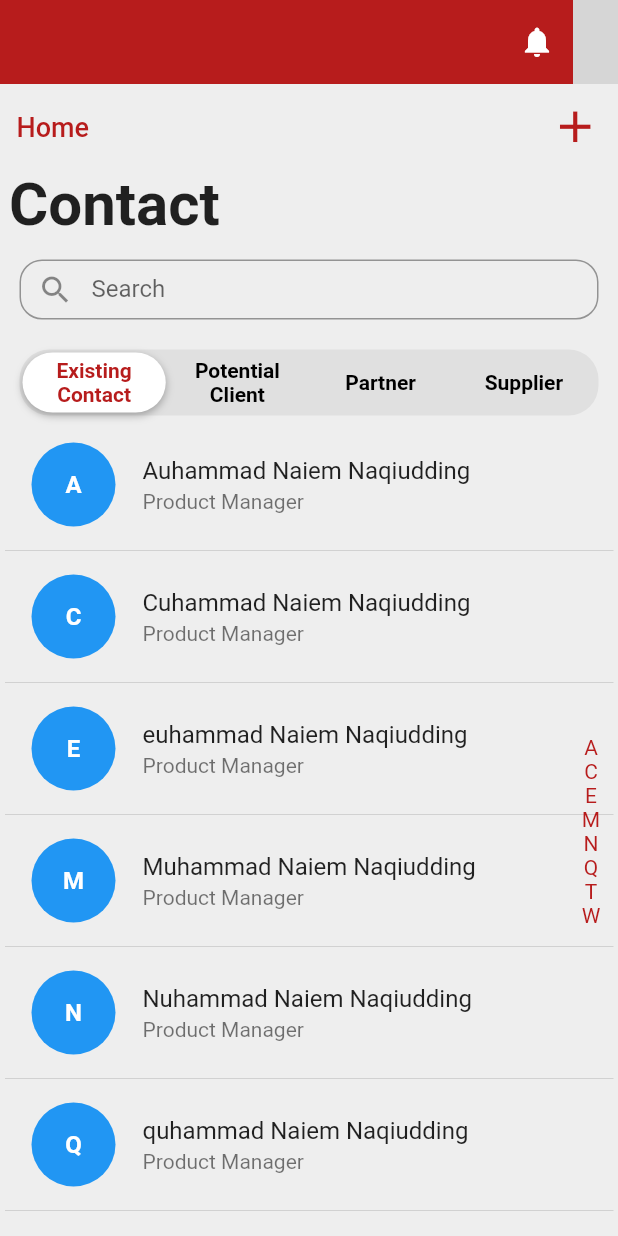
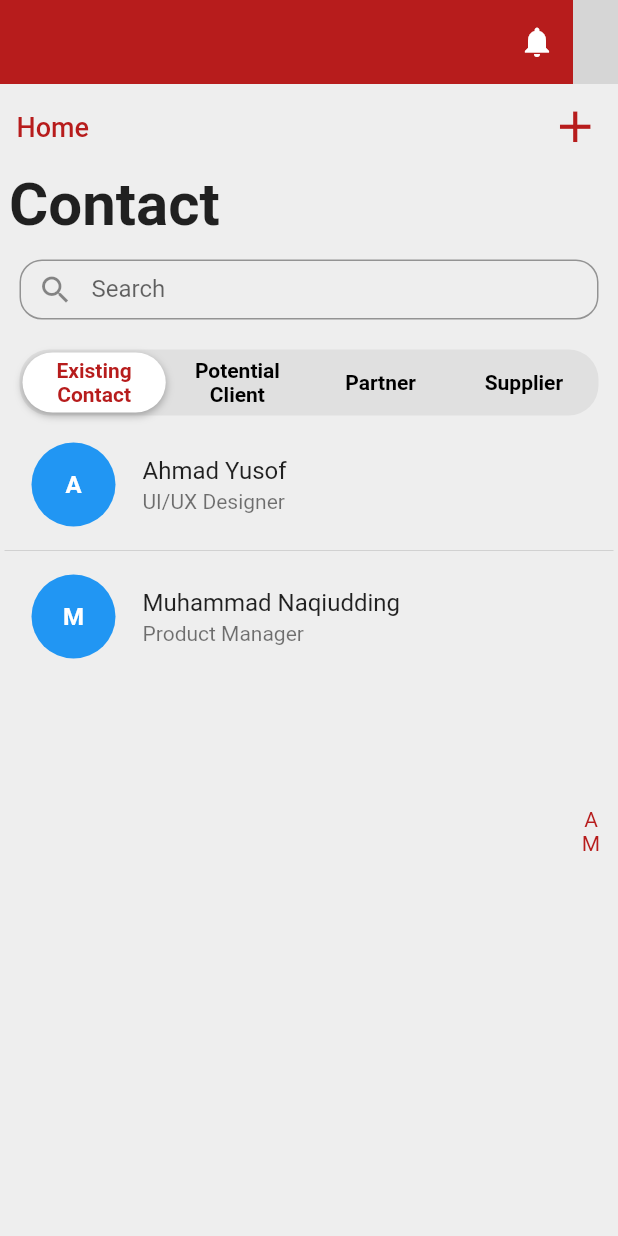
Before and after one commit to najwanhazim/Customer-Relationship-Management, a Flutter app: the screen it shows after launch, on a phone screen of 412 x 824 dp. Run offline on Flutter 3.47's test engine with Material 2 defaults, Android fonts, the phone set to English and light mode, and no system bars; drawn by our look-alikes of azlistview, custom_sliding_segmented_control; our stand-ins replace pie_chart, reactive_forms; missing offline and left inert: bottom_sheet, simple_speed_dial; network calls fail; grey boxes are pictures that could not be loaded.

Commit message:
view and edit contact

```diff
--- a/crm/lib/db/contact.dart
+++ b/crm/lib/db/contact.dart
@@ -1,11 +1,19 @@
 import 'package:azlistview/azlistview.dart';
 
 class Contact extends ISuspensionBean {
-  final String name;
-  final String role;
+  final String firstName;
+  final String lastName;
+  final String company;
+  final String position;
+  final String phone;
+  final String email;
+  final String salutation;
+  final String contactType;
+  final String? source;
+  final String? notes;
   final String tag;
 
-  Contact({required this.name, required this.role, required this.tag});
+  Contact({required this.firstName, required this.lastName, required this.company, required this.position, required this.phone, required this.email, required this.salutation, required this.contactType, this.source, this.notes, required this.tag});
 
   @override
   String getSuspensionTag() => tag;
--- a/crm/lib/utils/app_theme_constant.dart
+++ b/crm/lib/utils/app_theme_constant.dart
@@ -27,6 +27,7 @@ class AppTheme {
   static const EdgeInsets padding10 = EdgeInsets.all(10.0);
   static const EdgeInsets paddingTepi = EdgeInsets.fromLTRB(15, 0, 15, 0);
   static const EdgeInsets padding = EdgeInsets.fromLTRB(15, 10, 15, 10);
+  static const EdgeInsets paddingTop = EdgeInsets.fromLTRB(0, 5, 0, 5);
 
   //sizedBox
   static const SizedBox box10 = SizedBox(
@@ -51,6 +52,14 @@ class AppTheme {
     endIndent: AppTheme.radius15,
   );
 
+  //radius
+  static const Decoration bottomSheet = BoxDecoration(
+    color: Colors.white,
+    borderRadius: BorderRadius.vertical(
+      top: Radius.circular(30),
+    ),
+  );
+
   static double screenHeight(BuildContext context) {
     return MediaQuery.of(context).size.height;
   }
@@ -60,6 +69,7 @@ class AppTheme {
   }
 
   static double usableHeight(BuildContext context) {
-    return MediaQuery.of(context).size.height - MediaQuery.of(context).padding.top ;
+    return MediaQuery.of(context).size.height -
+        MediaQuery.of(context).padding.top;
   }
 }
--- a/crm/lib/view/contact/contact_home_page.dart
+++ b/crm/lib/view/contact/contact_home_page.dart
@@ -2,7 +2,7 @@ import 'package:azlistview/azlistview.dart';
 import 'package:bottom_sheet/bottom_sheet.dart';
 import 'package:crm/utils/app_theme_constant.dart';
 import 'package:crm/utils/app_widget_constant.dart';
-import 'package:crm/view/contact/new_contact.dart';
+import 'package:crm/view/contact/view_contact.dart';
 import 'package:crm/view/dashboard/dashboard_individual.dart';
 import 'package:custom_sliding_segmented_control/custom_sliding_segmented_control.dart';
 import 'package:flutter/material.dart';
@@ -18,63 +18,133 @@ class ContactHomePage extends StatefulWidget {
 }
 
 class _ContactHomePageState extends State<ContactHomePage> {
-  List<Map<String, String>> existing = [
-    {'name': 'Muhammad Naiem Naqiudding', 'role': 'Product Manager'},
-    {'name': 'Nuhammad Naiem Naqiudding', 'role': 'Product Manager'},
-    {'name': 'Auhammad Naiem Naqiudding', 'role': 'Product Manager'},
-    {'name': 'Cuhammad Naiem Naqiudding', 'role': 'Product Manager'},
-    {'name': 'quhammad Naiem Naqiudding', 'role': 'Product Manager'},
-    {'name': 'wuhammad Naiem Naqiudding', 'role': 'Product Manager'},
-    {'name': 'euhammad Naiem Naqiudding', 'role': 'Product Manager'},
-    {'name': 'tuhammad Naiem Naqiudding', 'role': 'Product Manager'}
+  final List<Map<String, String>> existing = [
+    {
+      'firstName': 'Muhammad',
+      'lastName': 'Naqiudding',
+      'company': 'ExSynergy',
+      'position': 'Product Manager',
+      'phone': '+60192683653',
+      'email': 'naiem@exsynergy.com',
+      'salutation': 'Mr.',
+      'contactType': 'Existing Client',
+      'source': 'Email Campaign',
+      'notes': 'Active and regular contact.',
+    },
+    {
+      'firstName': 'Ahmad',
+      'lastName': 'Yusof',
+      'company': 'TechDesigns',
+      'position': 'UI/UX Designer',
+      'phone': '+60192345678',
+      'email': 'ahmad.yusof@techdesigns.com',
+      'salutation': 'Mr.',
+      'contactType': 'Existing Client',
+      'source': 'Referral',
+      'notes': 'Provides insightful feedback.',
+    },
   ];
 
-  List<Map<String, String>> potential = [
-    {'name': 'Muhammad Naqiudding', 'role': 'Product'},
-    {'name': 'Muhammad Naqiudding', 'role': 'Product'},
-    {'name': 'Muhammad Naqiudding', 'role': 'Product'},
-    {'name': 'Muhammad Naqiudding', 'role': 'Product'},
-    {'name': 'Muhammad Naqiudding', 'role': 'Product'},
-    {'name': 'Muhammad Naqiudding', 'role': 'Product'},
+  final List<Map<String, String>> potential = [
+    {
+      'firstName': 'Farah',
+      'lastName': 'Hassan',
+      'company': 'BrightCorp',
+      'position': 'Marketing Manager',
+      'phone': '+60124567890',
+      'email': 'farah.hassan@brightcorp.com',
+      'salutation': 'Ms.',
+      'contactType': 'Potential Client',
+      'source': 'Trade Show',
+      'notes': 'Interested in digital marketing.',
+    },
+    {
+      'firstName': 'Ali',
+      'lastName': 'Rahim',
+      'company': 'VisionTech',
+      'position': 'CTO',
+      'phone': '+60123456789',
+      'email': 'ali.rahim@visiontech.com',
+      'salutation': 'Mr.',
+      'contactType': 'Potential Client',
+      'source': 'Website Inquiry',
+      'notes': 'Discussing a potential partnership.',
+    },
   ];
 
-  List<Map<String, String>> partner = [
-    {'name': 'Azri', 'role': 'Product Manager'},
-    {'name': 'Azri', 'role': 'Product Manager'},
-    {'name': 'Azri', 'role': 'Product Manager'},
-    {'name': 'Azri', 'role': 'Product Manager'},
-    {'name': 'Azri', 'role': 'Product Manager'},
-    {'name': 'Azri', 'role': 'Product Manager'},
+  final List<Map<String, String>> partner = [
+    {
+      'firstName': 'Sarah',
+      'lastName': 'Othman',
+      'company': 'EcoPartners',
+      'position': 'CEO',
+      'phone': '+60133445566',
+      'email': 'sarah.othman@ecopartners.com',
+      'salutation': 'Ms.',
+      'contactType': 'Partner',
+      'source': 'Industry Event',
+      'notes': 'Collaborating on sustainability projects.',
+    },
+    {
+      'firstName': 'Amir',
+      'lastName': 'Hamzah',
+      'company': 'FinTech Solutions',
+      'position': 'COO',
+      'phone': '+60199887766',
+      'email': 'amir.hamzah@fintechsolutions.com',
+      'salutation': 'Mr.',
+      'contactType': 'Partner',
+      'source': 'Business Meeting',
+      'notes': 'Supports financial integrations.',
+    },
   ];
 
-  List<Map<String, String>> supplier = [
-    {'name': 'Ammar', 'role': 'Product Manager'},
-    {'name': 'Ammar', 'role': 'Product Manager'},
-    {'name': 'Ammar', 'role': 'Product Manager'},
-    {'name': 'Ammar', 'role': 'Product Manager'},
-    {'name': 'Ammar', 'role': 'Product Manager'},
-    {'name': 'Ammar', 'role': 'Product Manager'},
+  final List<Map<String, String>> supplier = [
+    {
+      'firstName': 'Nadia',
+      'lastName': 'Yunus',
+      'company': 'SupplyCo',
+      'position': 'Logistics Manager',
+      'phone': '+60188776655',
+      'email': 'nadia.yunus@supplyco.com',
+      'salutation': 'Ms.',
+      'contactType': 'Supplier',
+      'source': 'Vendor Directory',
+      'notes': 'Manages inventory supply chains.',
+    },
+    {
+      'firstName': 'Zain',
+      'lastName': 'Ahmad',
+      'company': 'BuildCore',
+      'position': 'Procurement Lead',
+      'phone': '+60177665544',
+      'email': 'zain.ahmad@buildcore.com',
+      'salutation': 'Mr.',
+      'contactType': 'Supplier',
+      'source': 'Industry Referral',
+      'notes': 'Provides raw materials.',
+    },
   ];
 
   //-----------------------fill in field--------------
-  final _form1 = FormGroup({
+  final List<FormGroup> forms = [
+    FormGroup({
       'firstName': FormControl<String>(),
       'lastName': FormControl<String>(),
       'company': FormControl<String>(),
       'position': FormControl<String>(),
-  });
-
-  final _form2 = FormGroup({
+    }),
+    FormGroup({
       'phoneNumber': FormControl<String>(),
       'email': FormControl<String>(),
-  });
-
-  final _form3 = FormGroup({
+    }),
+    FormGroup({
       'salutation': FormControl<String>(),
-    'contactType ': FormControl<String>(),
+      'contactType': FormControl<String>(),
       'source': FormControl<String>(),
       'remarks': FormControl<String>(),
-  });
+    }),
+  ];
 
   //---------------------label------------------------
   final List<String> label1 = [
@@ -129,10 +199,18 @@ class _ContactHomePageState extends State<ContactHomePage> {
 
   List<Contact> _mapToContacts(List<Map<String, String>> data) {
     return data.map((item) {
-      String name = item['name'] ?? '';
+      String name = item['firstName']!;
       return Contact(
-        name: name,
-        role: item['role'] ?? '',
+        firstName: item['firstName']!,
+        lastName: item['lastName']!,
+        company: item['company']!,
+        position: item['position']!,
+        phone: item['phone']!,
+        email: item['email']!,
+        salutation: item['salutation']!,
+        contactType: item['contactType']!,
+        source: item['source'],
+        notes: item['notes'],
         tag: name.isNotEmpty ? name[0].toUpperCase() : '#',
       );
     }).toList();
@@ -165,7 +243,7 @@ class _ContactHomePageState extends State<ContactHomePage> {
                 ),
                 IconButton(
                   onPressed: () {
-                    displayBottomSheet(context);
+                    addContact(context);
                     // Navigator.push(context,
                     //     MaterialPageRoute(builder: (context) {
                     //   return NewContact();
@@ -186,7 +264,7 @@ class _ContactHomePageState extends State<ContactHomePage> {
             ),
             searchBar(search),
             tab(),
-            Expanded(child: alphabetScroll()),
+            Expanded(child: alphabetScroll(context)),
           ],
         ),
       ),
@@ -274,7 +352,7 @@ class _ContactHomePageState extends State<ContactHomePage> {
     );
   }
 
-  Widget alphabetScroll() {
+  Widget alphabetScroll(BuildContext context) {
     SuspensionUtil.sortListBySuspensionTag(allContacts);
 
     return AzListView(
@@ -284,21 +362,25 @@ class _ContactHomePageState extends State<ContactHomePage> {
       itemCount: allContacts.length,
       itemBuilder: (context, index) {
         final contact = allContacts[index];
+        String name = '${contact.firstName} ${contact.lastName}';
 
         return Column(
           children: [
             ListTile(
+              onTap: () {
+                viewContact(context, contact);
+              },
               leading: CircleAvatar(
                 radius: AppTheme.radius30,
                 backgroundColor: Colors.blue,
                 child: Text(
-                  contact.name.isNotEmpty ? contact.name[0].toUpperCase() : '',
+                  contact.firstName.isNotEmpty ? contact.firstName[0].toUpperCase() : '',
                   style: const TextStyle(
                       color: Colors.white, fontWeight: FontWeight.bold),
                 ),
               ),
-              title: Text(contact.name),
-              subtitle: Text(contact.role),
+              title: Text(name),
+              subtitle: Text(contact.position),
             ),
             if (index != allContacts.length - 1) const Divider(),
           ],
@@ -308,7 +390,7 @@ class _ContactHomePageState extends State<ContactHomePage> {
     );
   }
 
-  Future displayBottomSheet(BuildContext context) {
+  Future addContact(BuildContext context) {
     return showModalBottomSheet(
       context: context,
       shape: const RoundedRectangleBorder(
@@ -324,12 +406,7 @@ class _ContactHomePageState extends State<ContactHomePage> {
               crossAxisAlignment: CrossAxisAlignment.center,
               children: [
                 Container(
-                  decoration: const BoxDecoration(
-                    color: Colors.white,
-                    borderRadius: BorderRadius.vertical(
-                      top: Radius.circular(30),
-                    ),
-                  ),
+                  decoration: AppTheme.bottomSheet,
                   padding: const EdgeInsets.symmetric(horizontal: 16),
                   height: 60,
                   child: Row(
@@ -382,9 +459,9 @@ class _ContactHomePageState extends State<ContactHomePage> {
                                 backgroundColor: Colors.blue,
                               ),
                               // Form sections
-                              reactiveForm(_form1, label1),
-                              reactiveForm(_form2, label2),
-                              reactiveForm(_form3, label3),
+                              reactiveForm(forms[0], label1),
+                              reactiveForm(forms[1], label2),
+                              reactiveForm(forms[2], label3),
                             ],
                           ),
                         ),
@@ -399,32 +476,17 @@ class _ContactHomePageState extends State<ContactHomePage> {
       },
     );
   }
+
+  Future viewContact(BuildContext context, Contact contact) {
+    return showModalBottomSheet(
+        context: context,
+        shape: const RoundedRectangleBorder(
+          borderRadius: BorderRadius.vertical(top: Radius.circular(30)),
+        ),
+        backgroundColor: AppTheme.grey,
+        isScrollControlled: true,
+        builder: (context) {
+          return ViewContact(contact: contact, forms: forms);
+        });
   }
-
- // Widget listContact(List<Map<String, String>> data) {
-  //   return ListView.separated(
-  //     itemCount: data.length,
-  //     itemBuilder: (context, index) {
-
-  //       String name = data[index]['name']!;
-  //       String firstLetter = name.isNotEmpty ? name[0] : '';
-
-  //       return ListTile(
-  //         leading: CircleAvatar(
-  //           radius: AppTheme.radius30,
-  //           backgroundColor: AppTheme.greyPekat,
-  //           child: Text(
-  //             firstLetter.toUpperCase(),
-  //             style: const TextStyle(
-  //               color: Colors.white,
-  //               fontWeight: FontWeight.bold,
-  //             ),
-  //           ),
-  //         ),
-  //         title: Text(data[index]['name']!),
-  //         subtitle: Text(data[index]['role']!),
-  //       );
-  //     },
-  //     separatorBuilder: (context, index) => const Divider(),
-  //   );
-  // }
+}
```
Also changed, not shown: crm/lib/utils/app_widget_constant.dart (+83 -5 lines), crm/lib/view/contact/edit_contact.dart (added, +121 -0 lines), crm/lib/view/contact/new_contact.dart (deleted, +0 -86 lines), crm/lib/view/contact/view_contact.dart (added, +178 -0 lines). Lines whose indentation alone changed are shown as unchanged.
